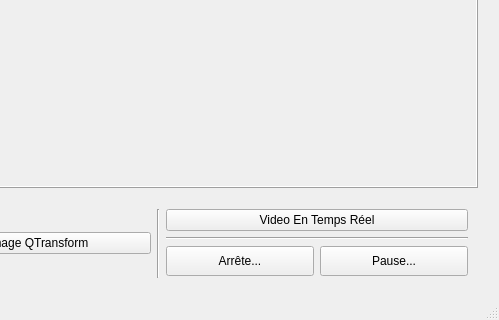
Qt form projetmainwindow.ui (ArmandXUuu/RaspberryPi) before a commit; both pictures show x 182 to 681 and y 338 to 658 of the 681 by 658 pixel window.
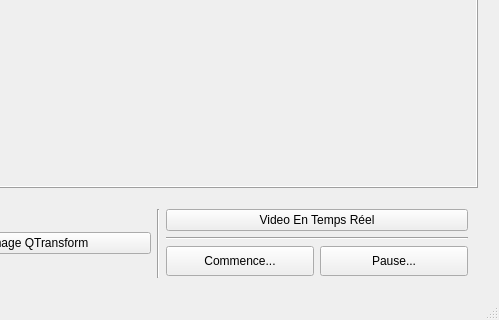
The same form after that commit.

Commit message: 修改了GUI按钮逻辑 帧率调整到了24frame/s

```diff
--- a/projetmainwindow.ui
+++ b/projetmainwindow.ui
@@ -87,7 +87,7 @@
             </size>
            </property>
            <property name="text">
-            <string>Arrête...</string>
+            <string>Commence...</string>
            </property>
           </widget>
          </item>
```
Left out of the diff: 2 changed lines with no effect on the pictures. The commit also changes 3 other files.
